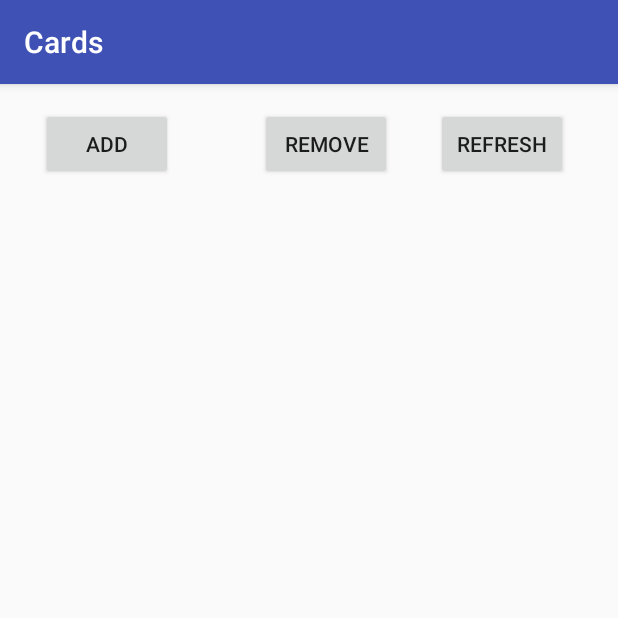
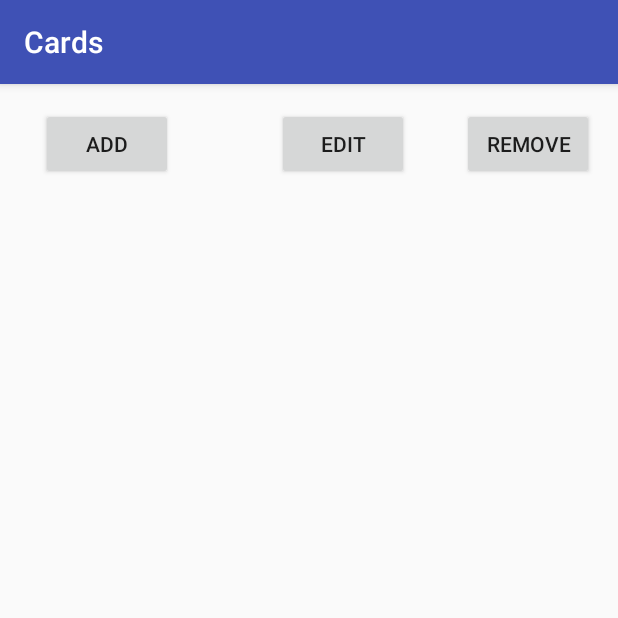
Before and after one commit to SergeiGrimailo/Cards, an Android app: the CardSetCardsActivity screen opened directly, with no data from a screen before it, on a phone screen of 412 x 824 dp, the top half of it. Run offline under Robolectric (Android 15) with nearby library versions, the phone set to English and light mode, and no system bars; 1 statement that could not run was skipped.

Commit message:
[ADD] Added editing of existing cards.

```diff
--- a/Sources/app/src/main/res/layout/activity_card_set_cards.xml
+++ b/Sources/app/src/main/res/layout/activity_card_set_cards.xml
@@ -10,15 +10,15 @@
         android:id="@+id/buttonRemove"
         android:layout_width="wrap_content"
         android:layout_height="wrap_content"
-        android:layout_marginEnd="29dp"
-        android:layout_marginRight="27dp"
+        android:layout_marginEnd="16dp"
         android:layout_marginTop="16dp"
         android:onClick="onRemoveButtonClick"
         android:text="@string/button_label_remove"
-        app:layout_constraintRight_toLeftOf="@+id/buttonRefresh"
         app:layout_constraintTop_toTopOf="parent"
         tools:layout_constraintRight_creator="1"
-        tools:layout_constraintTop_creator="1" />
+        tools:layout_constraintTop_creator="1"
+        app:layout_constraintRight_toRightOf="parent"
+        android:layout_marginRight="16dp" />
 
     <Button
         android:id="@+id/buttonAdd"
@@ -35,18 +35,21 @@
         tools:layout_constraintTop_creator="1" />
 
     <Button
-        android:id="@+id/buttonRefresh"
+        android:id="@+id/buttonEdit"
         android:layout_width="wrap_content"
         android:layout_height="wrap_content"
-        android:layout_marginEnd="33dp"
-        android:layout_marginRight="33dp"
+        android:layout_marginEnd="35dp"
         android:layout_marginTop="16dp"
-        android:onClick="refreshButtonClick"
-        android:text="@string/button_label_refresh"
-        app:layout_constraintRight_toRightOf="parent"
+        android:onClick="onEditButtonClick"
+        android:text="@string/button_label_edit"
         app:layout_constraintTop_toTopOf="parent"
         tools:layout_constraintRight_creator="1"
-        tools:layout_constraintTop_creator="1" />
+        tools:layout_constraintTop_creator="1"
+        app:layout_constraintRight_toLeftOf="@+id/buttonRemove"
+        android:layout_marginRight="35dp"
+        app:layout_constraintLeft_toRightOf="@+id/buttonAdd"
+        android:layout_marginLeft="8dp"
+        app:layout_constraintHorizontal_bias="1.0" />
 
     <ListView
         android:id="@+id/lstvCards"
```
Also changed, not shown: Sources/app/src/main/java/com/gmail/sgrimailo/cards/CardDetailsActivity.java (+54 -9 lines), Sources/app/src/main/java/com/gmail/sgrimailo/cards/CardSetCardsActivity.java (+27 -13 lines).
